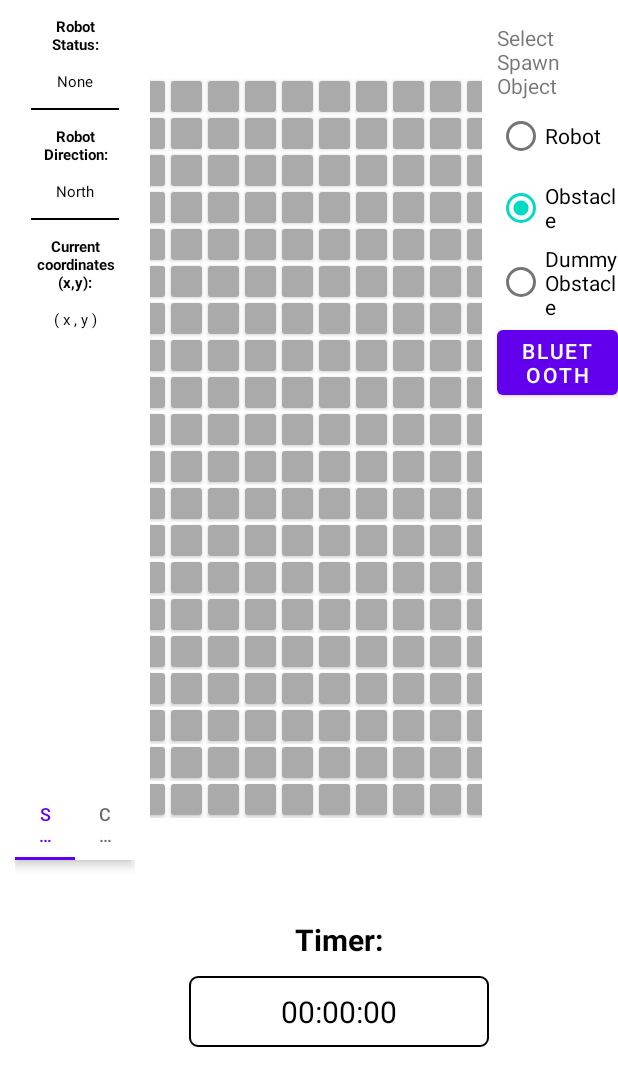
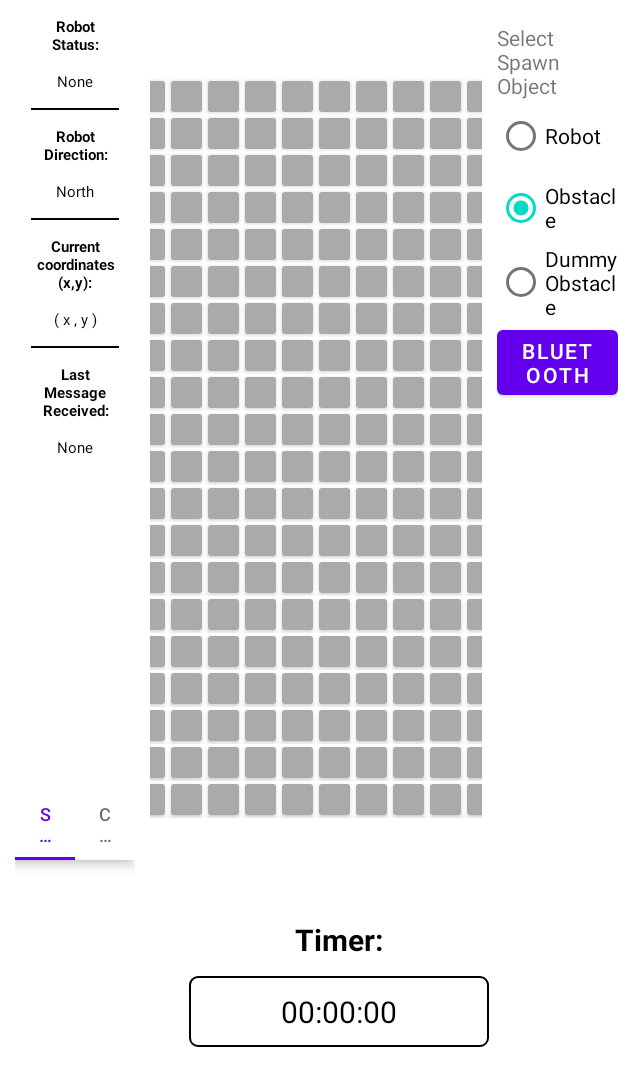
Before and after one commit to vintageyj/CE-CZ-3004-MDP-GRP42, an Android app: the screen it shows after launch (TaskActivity), on a phone screen of 412 x 824 dp. Shown: the top 1086 px of the screen. Run offline under Robolectric (Android 15) with nearby library versions, the phone set to English and light mode, and no system bars; our stand-ins replace navigation-ui.

Commit message:
Update Bluetooth Message Handler

```diff
--- a/Android/MDPController/app/src/main/java/ntu/mdp/grp42/TaskActivity.java
+++ b/Android/MDPController/app/src/main/java/ntu/mdp/grp42/TaskActivity.java
@@ -26,6 +26,7 @@ import android.content.pm.PackageManager;
 import android.os.Build;
 import android.os.Bundle;
 import android.os.Handler;
+import android.os.Looper;
 import android.os.Vibrator;
 import android.view.DragEvent;
 import android.view.MenuItem;
@@ -35,10 +36,14 @@ import android.widget.Toast;
 
 import com.google.android.material.tabs.TabLayout;
 
+import org.json.JSONException;
+import org.json.JSONObject;
+
 import java.util.ArrayList;
 import java.util.Arrays;
 
 import ntu.mdp.grp42.arena.ArenaCell;
+import ntu.mdp.grp42.arena.Constants;
 import ntu.mdp.grp42.bluetooth.BluetoothActivity;
 import ntu.mdp.grp42.bluetooth.BluetoothListener;
 import ntu.mdp.grp42.bluetooth.BluetoothService;
@@ -66,12 +71,13 @@ public class TaskActivity extends AppCompatActivity
     BluetoothAdapter bluetoothAdapter;
     public static BluetoothService bluetoothService;
     private BluetoothDevice targetDevice;
-    private AlertDialog.Builder builder;
+    private AlertDialog alertDialog;
     private Handler handler;
 
     public static Vibrator vibrator;
 
     ArenaFragment arenaFragment;
+    LeftFragment leftStatusFragment;
     RightControlFragment rightControlFragment;
     control1Fragment control1Fragment;
     control2Fragment control2Fragment;
@@ -105,7 +111,7 @@ public class TaskActivity extends AppCompatActivity
 
         initViews();
 
-        bluetoothService = new BluetoothService(BluetoothActivity.bluetoothMessageHandler);
+        bluetoothService = new BluetoothService(bluetoothMessageHandler);
         bluetoothAdapter = BluetoothAdapter.getDefaultAdapter();
         bluetoothService.setOnBluetoothStatusChange(this);
         handler = new Handler();
@@ -151,6 +157,7 @@ public class TaskActivity extends AppCompatActivity
     private void initViews() {
         FragmentManager fragmentManager = getSupportFragmentManager();
         arenaFragment = (ArenaFragment) fragmentManager.findFragmentById(R.id.arenaFragment);
+        leftStatusFragment = (LeftFragment) fragmentManager.findFragmentById(R.id.leftControlFragment);
         rightControlFragment = (RightControlFragment) fragmentManager.findFragmentById(R.id.rightControlFragment);
         rightControlFragment.setArenaFragment(arenaFragment);
 
@@ -181,7 +188,7 @@ public class TaskActivity extends AppCompatActivity
             rightControlFragment.getBluetoothBtn().setText(connectionStatus.get(status));
 
             if (bluetoothService.state == BluetoothService.STATE_NONE) {
-                builder = new AlertDialog.Builder(this);
+                AlertDialog.Builder builder = new AlertDialog.Builder(this);
                 builder.setTitle("Reconnect to Bluetooth Device");
                 builder.setPositiveButton("Yes", (dialogInterface, i) -> {
                     handler.postDelayed(() -> {
@@ -190,12 +197,13 @@ public class TaskActivity extends AppCompatActivity
                         } catch (Exception e) {
                             Toast.makeText(TaskActivity.this, "Failed to reconnect due to " + e, Toast.LENGTH_SHORT).show();
                         }
-                    }, 2000);
+                    }, 1000);
                 });
                 builder.setNegativeButton("No", null);
-                builder.show();
+                alertDialog = builder.show();
             } else {
-
+                if (alertDialog != null)
+                    alertDialog.dismiss();
             }
         });
     }
@@ -215,4 +223,28 @@ public class TaskActivity extends AppCompatActivity
                 break;
         }
     }
+
+    public final Handler bluetoothMessageHandler = new Handler(Looper.myLooper(), message -> {
+        if (message.what == Constants.MESSAGE_READ) {
+            byte[] readBuf = (byte[]) message.obj;
+            String strMessage = new String(readBuf, 0, message.arg1);
+            receiveMessage(strMessage);
+            try {
+                JSONObject json = new JSONObject(strMessage);
+//                rpiMessageHandler(json);
+            } catch (JSONException e) {
+                e.printStackTrace();
+            }
+        }
+        return false;
+    });
+
+    private void receiveMessage(String strMessage) {
+        leftStatusFragment.setDebugWindow(strMessage);
+        switch (strMessage) {
+            case "status, Online":
+                leftStatusFragment.setRobotStatus("Online");
+                break;
+        }
+    }
 }
--- a/Android/MDPController/app/src/main/java/ntu/mdp/grp42/fragment/LeftFragment.java
+++ b/Android/MDPController/app/src/main/java/ntu/mdp/grp42/fragment/LeftFragment.java
@@ -7,54 +7,21 @@ import androidx.fragment.app.Fragment;
 import android.view.LayoutInflater;
 import android.view.View;
 import android.view.ViewGroup;
+import android.widget.TextView;
 
 import ntu.mdp.grp42.R;
+import ntu.mdp.grp42.arena.Constants;
 
-/**
- * A simple {@link Fragment} subclass.
- * Use the {@link LeftFragment#newInstance} factory method to
- * create an instance of this fragment.
- */
-public class LeftFragment extends Fragment {
-
-    // TODO: Rename parameter arguments, choose names that match
-    // the fragment initialization parameters, e.g. ARG_ITEM_NUMBER
-    private static final String ARG_PARAM1 = "param1";
-    private static final String ARG_PARAM2 = "param2";
-
-    // TODO: Rename and change types of parameters
-    private String mParam1;
-    private String mParam2;
+public class LeftFragment extends Fragment implements Constants {
+    private TextView robotStatus, robotDirection, robotCoordinates, debugWindow;
 
     public LeftFragment() {
         // Required empty public constructor
     }
 
-    /**
-     * Use this factory method to create a new instance of
-     * this fragment using the provided parameters.
-     *
-     * @param param1 Parameter 1.
-     * @param param2 Parameter 2.
-     * @return A new instance of fragment LeftFragment.
-     */
-    // TODO: Rename and change types and number of parameters
-    public static LeftFragment newInstance(String param1, String param2) {
-        LeftFragment fragment = new LeftFragment();
-        Bundle args = new Bundle();
-        args.putString(ARG_PARAM1, param1);
-        args.putString(ARG_PARAM2, param2);
-        fragment.setArguments(args);
-        return fragment;
-    }
-
     @Override
     public void onCreate(Bundle savedInstanceState) {
         super.onCreate(savedInstanceState);
-        if (getArguments() != null) {
-            mParam1 = getArguments().getString(ARG_PARAM1);
-            mParam2 = getArguments().getString(ARG_PARAM2);
-        }
     }
 
     @Override
@@ -63,4 +30,43 @@ public class LeftFragment extends Fragment {
         // Inflate the layout for this fragment
         return inflater.inflate(R.layout.fragment_left, container, false);
     }
+
+    @Override
+    public void onViewCreated(View view, Bundle savedInstanceState) {
+        robotStatus = view.findViewById(R.id.robotStatus);
+        robotDirection = view.findViewById(R.id.robotDirection);
+        robotCoordinates = view.findViewById(R.id.robotCoordinates);
+        debugWindow = view.findViewById(R.id.debugWindow);
+    }
+
+    public void setRobotStatus(String robotStatus) {
+        this.robotStatus.setText(robotStatus);
+    }
+
+    public void setRobotDirection(int direction) {
+        switch (direction) {
+            case UP:
+                robotDirection.setText("North");
+                break;
+            case RIGHT:
+                robotDirection.setText("East");
+                break;
+            case DOWN:
+                robotDirection.setText("South");
+                break;
+            case LEFT:
+                robotDirection.setText("West");
+                break;
+            default:
+                break;
+        }
+    }
+
+    public void setRobotCoordinates(int x, int y) {
+        robotDirection.setText(String.format("( %d , %d ", x, y));
+    }
+
+    public void setDebugWindow(String message){
+        debugWindow.setText(message);
+    }
 }
--- /dev/null
+++ b/Android/MDPController/app/src/main/res/layout-sw600dp/activity_task.xml
@@ -0,0 +1,184 @@
+<?xml version="1.0" encoding="utf-8"?>
+<RelativeLayout xmlns:android="http://schemas.android.com/apk/res/android"
+    xmlns:app="http://schemas.android.com/apk/res-auto"
+    xmlns:tools="http://schemas.android.com/tools"
+    android:layout_width="match_parent"
+    android:layout_height="match_parent"
+    tools:context=".TaskActivity">
+
+    <LinearLayout
+        android:layout_width="1270dp"
+        android:layout_height="match_parent"
+        android:orientation="vertical">
+
+        <LinearLayout
+            android:id="@+id/main_layout"
+            android:layout_width="match_parent"
+            android:layout_height="597dp"
+            android:baselineAligned="false"
+            android:orientation="horizontal">
+
+            <!--        <LinearLayout-->
+            <!--            android:id="@+id/control_left"-->
+            <!--            android:layout_width="0dp"-->
+            <!--            android:layout_height="match_parent"-->
+            <!--            android:layout_weight="0.25"-->
+            <!--            android:orientation="vertical"-->
+            <!--            android:paddingLeft="10dp">-->
+
+            <!--            <androidx.fragment.app.FragmentContainerView-->
+            <!--                android:id="@+id/fragmentLeftCol"-->
+            <!--                android:name="com.ntu.cz3004.group4.androidremote.fragments.LeftColFragment"-->
+            <!--                android:layout_width="match_parent"-->
+            <!--                android:layout_height="match_parent"/>-->
+
+            <!--        </LinearLayout>-->
+
+            <LinearLayout
+                android:id="@+id/left_controls"
+                android:layout_width="0dp"
+                android:layout_height="match_parent"
+                android:layout_marginStart="10dp"
+                android:layout_weight="0.2"
+                android:orientation="vertical">
+
+                <LinearLayout
+                    android:layout_width="match_parent"
+                    android:layout_height="454dp"
+                    android:layout_weight="1"
+                    android:orientation="vertical">
+
+                    <androidx.fragment.app.FragmentContainerView
+                        android:id="@+id/leftControlFragment"
+                        android:name="ntu.mdp.grp42.fragment.LeftFragment"
+                        android:layout_width="match_parent"
+                        android:layout_height="match_parent" />
+
+                </LinearLayout>
+
+                <LinearLayout
+                    android:layout_width="match_parent"
+                    android:layout_height="0dp"
+                    android:layout_weight="1"
+                    android:orientation="vertical"
+                    android:layout_gravity="center|bottom">
+
+                    <com.google.android.material.appbar.AppBarLayout
+                        android:id="@+id/appbar"
+                        android:layout_width="match_parent"
+                        android:layout_height="wrap_content"
+                        android:layout_gravity="center_horizontal|center">
+
+                        <com.google.android.material.tabs.TabLayout
+                            android:id="@+id/tab_layout"
+                            android:layout_width="match_parent"
+                            android:layout_height="match_parent"
+                            app:tabGravity="fill"
+                            app:tabMode="fixed" />
+
+                    </com.google.android.material.appbar.AppBarLayout>
+
+                </LinearLayout>
+
+            </LinearLayout>
+
+
+            <LinearLayout
+                android:id="@+id/grid_center"
+                android:layout_width="0dp"
+                android:layout_height="match_parent"
+                android:layout_marginStart="10dp"
+                android:layout_weight="0.55"
+                android:orientation="vertical">
+
+                <androidx.fragment.app.FragmentContainerView
+                    android:id="@+id/arenaFragment"
+                    android:name="ntu.mdp.grp42.fragment.ArenaFragment"
+                    android:layout_width="match_parent"
+                    android:layout_height="wrap_content" />
+
+            </LinearLayout>
+
+            <LinearLayout
+                android:id="@+id/right_controls"
+                android:layout_width="0dp"
+                android:layout_height="match_parent"
+                android:layout_marginStart="10dp"
+                android:layout_weight="0.2"
+                android:orientation="vertical">
+
+                <LinearLayout
+                    android:layout_width="match_parent"
+                    android:layout_height="0dp"
+                    android:layout_weight="1"
+                    android:orientation="vertical">
+
+                    <androidx.fragment.app.FragmentContainerView
+                        android:id="@+id/rightControlFragment"
+                        android:name="ntu.mdp.grp42.fragment.RightControlFragment"
+                        android:layout_width="match_parent"
+                        android:layout_height="match_parent" />
+
+                </LinearLayout>
+
+                <!--            <LinearLayout-->
+                <!--                android:layout_width="match_parent"-->
+                <!--                android:layout_height="268dp"-->
+                <!--                android:orientation="vertical">-->
+
+                <!--                <androidx.fragment.app.FragmentContainerView-->
+                <!--                    android:id="@+id/timer"-->
+                <!--                    android:name="ntu.mdp.grp42.fragment.TimerFragment"-->
+                <!--                    android:layout_width="match_parent"-->
+                <!--                    android:layout_height="300dp"-->
+                <!--                    app:layout_constraintBottom_toBottomOf="parent"-->
+                <!--                    app:layout_constraintEnd_toEndOf="parent" />-->
+
+                <!--            </LinearLayout>-->
+
+
+            </LinearLayout>
+
+        </LinearLayout>
+
+        <LinearLayout
+            android:layout_width="match_parent"
+            android:layout_height="match_parent"
+            android:orientation="vertical">
+
+            <androidx.viewpager.widget.ViewPager
+                android:id="@+id/viewpager"
+                android:layout_width="match_parent"
+                android:layout_height="match_parent"
+                app:layout_behavior="@string/appbar_scrolling_view_behavior">
+
+            </androidx.viewpager.widget.ViewPager>
+
+            <androidx.fragment.app.FragmentContainerView
+                android:id="@+id/control1Fragment"
+                android:name="ntu.mdp.grp42.fragment.control1Fragment"
+                android:layout_width="match_parent"
+                android:layout_height="match_parent"
+                app:layout_constraintBottom_toBottomOf="parent"
+                app:layout_constraintEnd_toEndOf="parent" />
+
+            <androidx.fragment.app.FragmentContainerView
+                android:id="@+id/control2Fragment"
+                android:name="ntu.mdp.grp42.fragment.control2Fragment"
+                android:layout_width="667dp"
+                android:layout_height="203dp"
+                app:layout_constraintBottom_toBottomOf="parent"
+                app:layout_constraintEnd_toEndOf="parent" />
+
+            <LinearLayout
+                android:layout_width="match_parent"
+                android:layout_height="match_parent"
+                android:orientation="vertical">
+
+            </LinearLayout>
+
+        </LinearLayout>
+
+    </LinearLayout>
+
+</RelativeLayout>
--- a/Android/MDPController/app/src/main/res/layout/fragment_left.xml
+++ b/Android/MDPController/app/src/main/res/layout/fragment_left.xml
@@ -8,21 +8,25 @@
     <LinearLayout
         android:layout_width="match_parent"
         android:layout_height="match_parent"
-        android:orientation="vertical"
-        android:layout_margin="5dp">
+        android:layout_marginStart="5dp"
+        android:layout_marginTop="5dp"
+        android:layout_marginEnd="5dp"
+        android:layout_marginBottom="5dp"
+        android:orientation="vertical">
 
-            <!-- Robot Status -->
+        <!-- Robot Status -->
         <TextView
             android:layout_width="match_parent"
             android:layout_height="wrap_content"
             android:padding="5dp"
             android:text="Robot Status:"
             android:textAlignment="center"
-            android:textStyle="bold"
             android:textColor="@color/black"
-            android:textSize="10dp" />
+            android:textSize="10dp"
+            android:textStyle="bold" />
 
         <TextView
+            android:id="@+id/robotStatus"
             android:layout_width="match_parent"
             android:layout_height="wrap_content"
             android:padding="5dp"
@@ -35,25 +39,26 @@
             android:layout_width="match_parent"
             android:layout_height="1dp"
             android:layout_margin="5dp"
-            android:background="@color/black"/>
+            android:background="@color/black" />
 
         <!-- Robot Direction -->
         <TextView
             android:layout_width="match_parent"
             android:layout_height="wrap_content"
             android:padding="5dp"
+            android:text="Robot Direction:"
             android:textAlignment="center"
-            android:text="Robot Direction:"
-            android:textStyle="bold"
             android:textColor="@color/black"
-            android:textSize="10dp" />
+            android:textSize="10dp"
+            android:textStyle="bold" />
 
         <TextView
+            android:id="@+id/robotDirection"
             android:layout_width="match_parent"
             android:layout_height="wrap_content"
             android:padding="5dp"
+            android:text="North"
             android:textAlignment="center"
-            android:text="North"
             android:textColor="@color/black"
             android:textSize="10dp" />
 
@@ -62,30 +67,55 @@
             android:layout_width="match_parent"
             android:layout_height="1dp"
             android:layout_margin="5dp"
-            android:background="@color/black"/>
+            android:background="@color/black" />
 
         <!-- Coordinates -->
         <TextView
             android:layout_width="match_parent"
             android:layout_height="wrap_content"
             android:padding="5dp"
+            android:text="Current coordinates (x,y):"
             android:textAlignment="center"
-            android:text="Current coordinates (x,y):"
-            android:textStyle="bold"
+            android:textColor="@color/black"
+            android:textSize="10dp"
+            android:textStyle="bold" />
+
+        <TextView
+            android:id="@+id/robotCoordinates"
+            android:layout_width="match_parent"
+            android:layout_height="wrap_content"
+            android:padding="5dp"
+            android:text="( x , y )"
+            android:textAlignment="center"
             android:textColor="@color/black"
             android:textSize="10dp" />
 
+        <View
+            android:layout_width="match_parent"
+            android:layout_height="1dp"
+            android:layout_margin="5dp"
+            android:background="@color/black" />
+
+        <!-- Debug Window -->
         <TextView
             android:layout_width="match_parent"
             android:layout_height="wrap_content"
             android:padding="5dp"
+            android:text="Last Message Received:"
             android:textAlignment="center"
-            android:text="( x , y )"
+            android:textColor="@color/black"
+            android:textSize="10dp"
+            android:textStyle="bold" />
+
+        <TextView
+            android:id="@+id/debugWindow"
+            android:layout_width="match_parent"
+            android:layout_height="wrap_content"
+            android:padding="5dp"
+            android:text="None"
+            android:textAlignment="center"
             android:textColor="@color/black"
             android:textSize="10dp" />
 
-
-
-
     </LinearLayout>
 </RelativeLayout>
```
